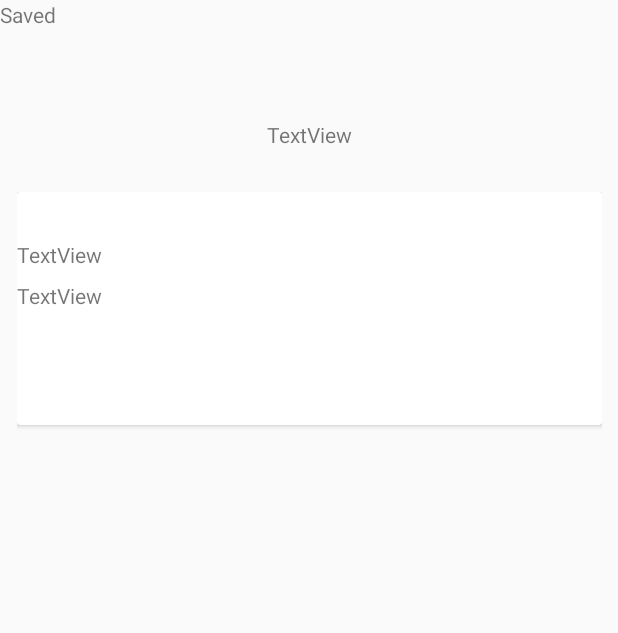
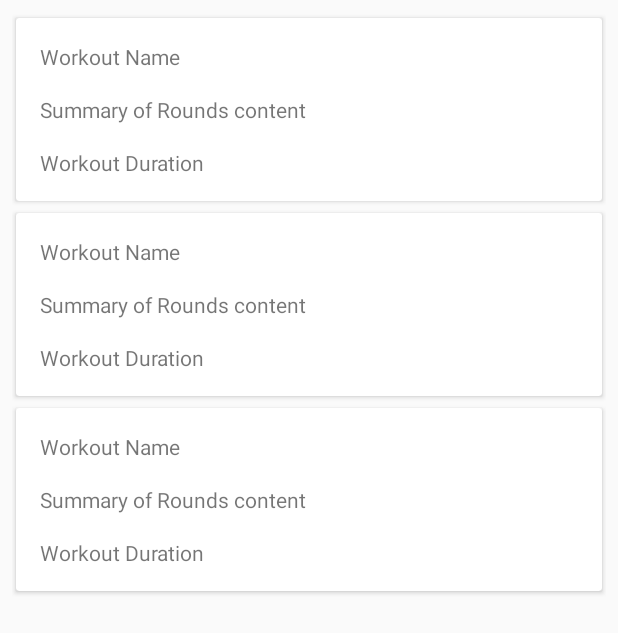
Before and after one commit to Demigod21/HIIT-Timer-Pro, an Android app: the layout fragment_saved.xml on its own in the app's theme, with its tools: preview values and no code run, on a phone screen of 412 x 824 dp. Shown: the top 633 px of the screen. Run offline under Robolectric (Android 15) with nearby library versions, the phone set to English and light mode, and no system bars.

Commit message:
- Changed PrimaryKey values from Int to Long - Made WorkoutDb insert function return id type Long for both having the new record id and its successful insertion - getWorkoutDbAndRoundsDb returns LiveData - Reimplemented ViewModel in SavedFragment, refactored recycler adapter code, - Updated SavedFragmentViewModel - Fixed Adapter
* SavedAdapter.kt was only modified not to throw an error - don't know its purpose or anything

```diff
--- a/app/src/main/java/com/appdavide/roundtimer/data/RoundDb/RoundDb.kt
+++ b/app/src/main/java/com/appdavide/roundtimer/data/RoundDb/RoundDb.kt
@@ -17,8 +17,8 @@ class RoundDb(
     @ColumnInfo(name = "cycles") var cycles: Int,
     @ColumnInfo(name = "dur") var dur: Int,
 
-    @PrimaryKey(autoGenerate = true) val id: Int = 0,
+    @ColumnInfo(name = "workoutId") var workoutId: Long,
 
-    var workoutId: Int
+    @PrimaryKey(autoGenerate = true) val id: Long = 0
 
 )
--- a/app/src/main/java/com/appdavide/roundtimer/data/WorkoutDb/WorkoutDb.kt
+++ b/app/src/main/java/com/appdavide/roundtimer/data/WorkoutDb/WorkoutDb.kt
@@ -9,6 +9,6 @@ class WorkoutDb(
 
     @ColumnInfo(name = "name") var name : String,
 
-    @PrimaryKey(autoGenerate = true) val id: Int = 0
+    @PrimaryKey(autoGenerate = true) val id: Long = 0
 
     )
--- a/app/src/main/java/com/appdavide/roundtimer/ui/saved/SavedAdapter.kt
+++ b/app/src/main/java/com/appdavide/roundtimer/ui/saved/SavedAdapter.kt
@@ -18,7 +18,7 @@ class SavedAdapter internal constructor(
 
 
     inner class SavedViewHolder(itemView: View) : RecyclerView.ViewHolder(itemView){
-        val workItemView: TextView = itemView.findViewById(R.id.text_titolo)
+//        val workItemView: TextView = itemView.findViewById(R.id.text_titolo)
     }
     override fun onCreateViewHolder(parent: ViewGroup, viewType: Int): SavedViewHolder {
         val itemView = inflater.inflate(R.layout.saved_list_item, parent, false)
@@ -27,7 +27,7 @@ class SavedAdapter internal constructor(
 
     override fun onBindViewHolder(holder: SavedViewHolder, position: Int) {
         val current = workouts[position]
-        holder.workItemView.text = current.name
+//        holder.workItemView.text = current.name
     }
 
     override fun getItemCount() = workouts.size
--- a/app/src/main/res/layout/fragment_saved.xml
+++ b/app/src/main/res/layout/fragment_saved.xml
@@ -1,30 +1,22 @@
 <androidx.constraintlayout.widget.ConstraintLayout xmlns:android="http://schemas.android.com/apk/res/android"
-                                                   xmlns:app="http://schemas.android.com/apk/res-auto" xmlns:tools="http://schemas.android.com/tools"
-                                                   android:layout_width="match_parent"
-                                                   android:layout_height="match_parent"
-                                                   tools:context=".ui.saved.SavedFragment">
+        xmlns:app="http://schemas.android.com/apk/res-auto"
+        xmlns:tools="http://schemas.android.com/tools"
+        android:layout_width="match_parent"
+        android:layout_height="wrap_content"
+        tools:context=".ui.saved.SavedFragment">
 
     <!-- TODO: Update blank fragment layout -->
-    <TextView
-            android:layout_width="match_parent"
-            android:layout_height="match_parent"
-            android:text="Saved" android:id="@+id/textView5"/>
-    <TextView
-            android:text="TextView"
-            android:layout_width="wrap_content"
-            android:layout_height="wrap_content"
-            android:id="@+id/textView4" android:layout_marginTop="80dp"
-            app:layout_constraintTop_toTopOf="@+id/textView5" app:layout_constraintStart_toStartOf="parent"
-            android:layout_marginStart="8dp" app:layout_constraintEnd_toEndOf="parent" android:layout_marginEnd="8dp"/>
 
     <androidx.recyclerview.widget.RecyclerView
             android:id="@+id/saved_recycler"
-            android:layout_width="390dp"
-            android:layout_height="195dp"
-            android:layout_marginTop="128dp"
-            app:layout_constraintEnd_toEndOf="@+id/textView5"
-            app:layout_constraintStart_toStartOf="@+id/textView5"
-            app:layout_constraintTop_toTopOf="@+id/textView5"
+            android:layout_width="0dp"
+            android:layout_height="wrap_content"
+            android:layout_marginStart="8dp"
+            android:layout_marginTop="8dp"
+            android:layout_marginEnd="8dp"
+            app:layout_constraintEnd_toEndOf="parent"
+            app:layout_constraintStart_toStartOf="parent"
+            app:layout_constraintTop_toTopOf="parent"
             tools:listitem="@layout/saved_list_item" />
 
 </androidx.constraintlayout.widget.ConstraintLayout>
--- a/app/src/main/res/layout/saved_list_item.xml
+++ b/app/src/main/res/layout/saved_list_item.xml
@@ -3,33 +3,48 @@
         xmlns:app="http://schemas.android.com/apk/res-auto"
         xmlns:tools="http://schemas.android.com/tools"
         android:layout_width="match_parent"
-        android:layout_height="match_parent">
+        android:layout_height="wrap_content">
 
     <androidx.cardview.widget.CardView
             android:layout_width="match_parent"
-            android:layout_height="155dp">
+            android:layout_height="wrap_content"
+            app:cardUseCompatPadding="true">
 
         <androidx.constraintlayout.widget.ConstraintLayout
                 android:layout_width="match_parent"
-                android:layout_height="match_parent">
+                android:layout_height="wrap_content">
 
             <TextView
-                    android:id="@+id/text_titolo"
+                    android:id="@+id/workoutNameTextView"
                     android:layout_width="wrap_content"
                     android:layout_height="wrap_content"
-                    android:layout_marginTop="32dp"
-                    android:text="TextView"
+                    android:layout_marginStart="16dp"
+                    android:layout_marginTop="16dp"
+                    android:text="Workout Name"
                     app:layout_constraintStart_toStartOf="parent"
                     app:layout_constraintTop_toTopOf="parent" />
 
             <TextView
-                    android:id="@+id/text_titolo2"
+                    android:id="@+id/roundSummaryTextView"
                     android:layout_width="wrap_content"
                     android:layout_height="wrap_content"
-                    android:layout_marginTop="8dp"
-                    android:text="TextView"
-                    app:layout_constraintStart_toStartOf="@+id/text_titolo"
-                    app:layout_constraintTop_toBottomOf="@+id/text_titolo" />
+                    android:layout_marginStart="16dp"
+                    android:layout_marginTop="16dp"
+                    android:text="Summary of Rounds content"
+                    app:layout_constraintStart_toStartOf="parent"
+                    app:layout_constraintTop_toBottomOf="@+id/workoutNameTextView" />
+
+            <TextView
+                    android:id="@+id/roundTotalTimeTextView"
+                    android:layout_width="wrap_content"
+                    android:layout_height="wrap_content"
+                    android:layout_marginStart="16dp"
+                    android:layout_marginTop="16dp"
+                    android:layout_marginBottom="16dp"
+                    android:text="Workout Duration"
+                    app:layout_constraintBottom_toBottomOf="parent"
+                    app:layout_constraintStart_toStartOf="parent"
+                    app:layout_constraintTop_toBottomOf="@+id/roundSummaryTextView" />
         </androidx.constraintlayout.widget.ConstraintLayout>
     </androidx.cardview.widget.CardView>
 
```
Also changed, not shown: app/src/main/java/com/appdavide/roundtimer/data/Repository.kt (+5 -3 lines), app/src/main/java/com/appdavide/roundtimer/data/RoundtimerRoomDatabase.kt (+28 -19 lines), app/src/main/java/com/appdavide/roundtimer/data/WorkoutDb/WorkoutDbDAO.kt (+5 -4 lines), app/src/main/java/com/appdavide/roundtimer/service/SavedRecyclerAdapter.kt (+41 -23 lines), app/src/main/java/com/appdavide/roundtimer/ui/saved/SavedFragment.kt (+14 -22 lines), app/src/main/java/com/appdavide/roundtimer/ui/saved/SavedFragmentViewModel.kt (+7 -8 lines).
